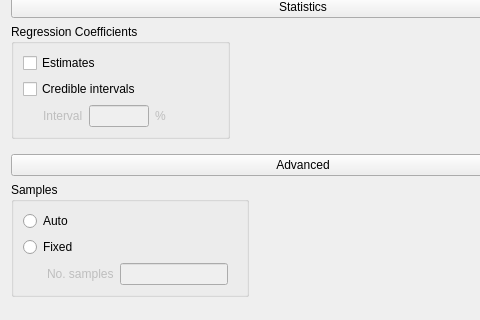
Qt form JASP-Desktop/analysisforms/regressionloglinearbayesianform.ui (jasp-stats/jasp-desktop) before a commit; both pictures show x 0 to 480 and y 796 to 1116 of the 606 by 1116 pixel window.
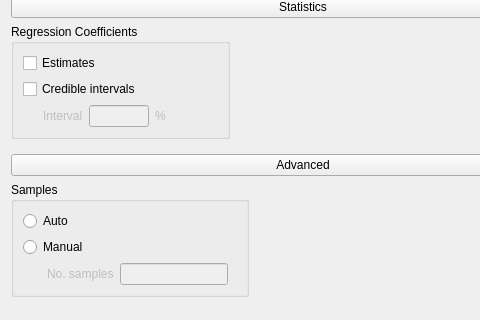
The same form after that commit. Custom widgets are drawn as their Qt base class.

Commit message: B Log Lin: Renamed 'Fixed' to 'Manual'

```diff
--- a/JASP-Desktop/analysisforms/regressionloglinearbayesianform.ui
+++ b/JASP-Desktop/analysisforms/regressionloglinearbayesianform.ui
@@ -299,7 +299,7 @@
             <item row="1" column="0">
              <widget class="QRadioButton" name="_2fixed">
               <property name="text">
-               <string>Fixed</string>
+               <string>Manual</string>
               </property>
              </widget>
             </item>
```
The commit also changes 1 other file.
